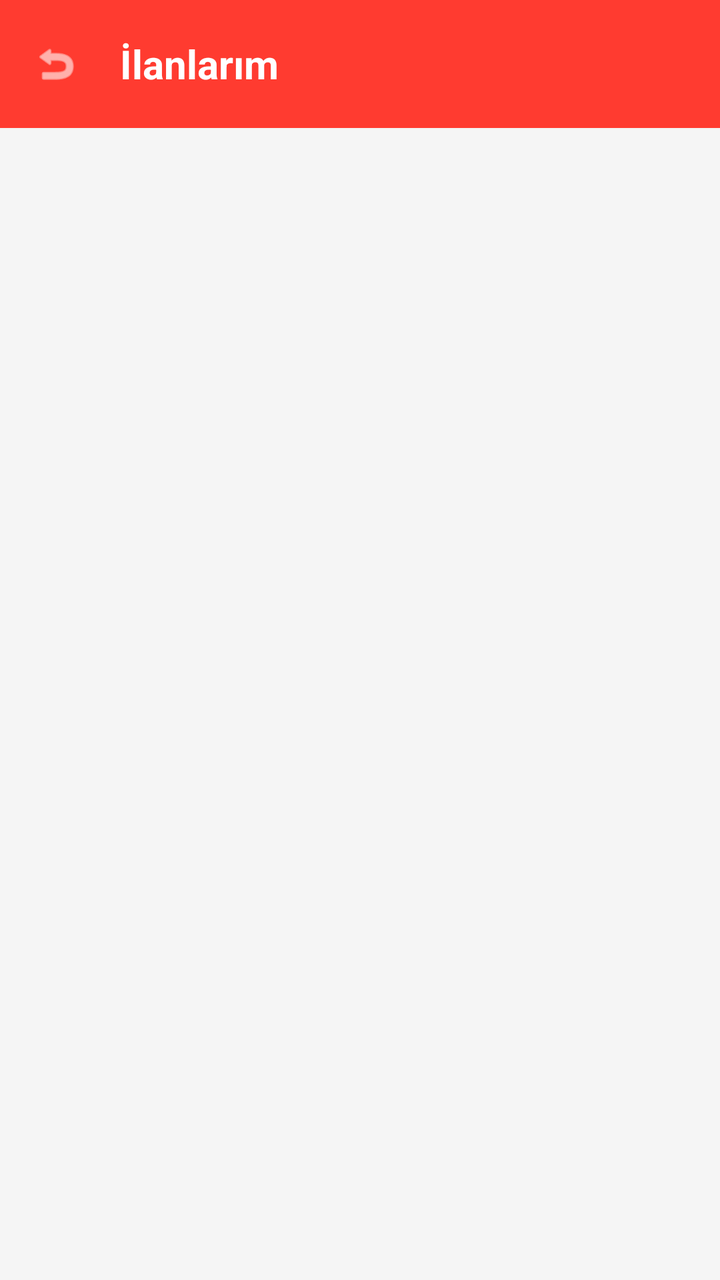
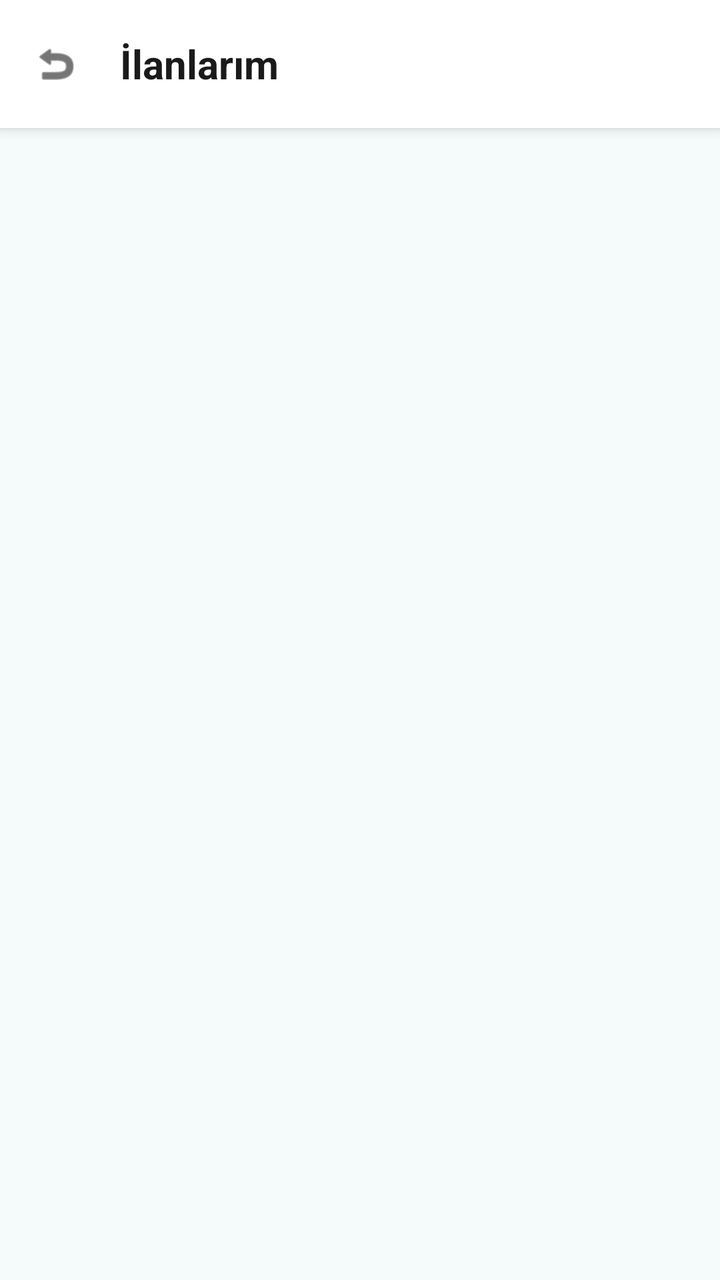

An Android layout rendered at two revisions. The XML below is the earlier revision; the diff shows what the commit changed to produce the second picture.
<!-- AndroidManifest.xml: application theme Theme.EskiEsyaSatis -->
<!-- res/layout/activity_my_listings.xml -->
<?xml version="1.0" encoding="utf-8"?>
<LinearLayout xmlns:android="http://schemas.android.com/apk/res/android"
    xmlns:app="http://schemas.android.com/apk/res-auto"
    android:layout_width="match_parent"
    android:layout_height="match_parent"
    android:orientation="vertical"
    android:fitsSystemWindows="true"
    android:background="@color/backgroundColor">

    <LinearLayout
        android:layout_width="match_parent"
        android:layout_height="?attr/actionBarSize"
        android:background="?attr/colorPrimary"
        android:orientation="horizontal"
        android:gravity="center_vertical"
        android:padding="4dp">

        <ImageView
            android:id="@+id/btnBack"
            android:layout_width="48dp"
            android:layout_height="48dp"
            android:src="@android:drawable/ic_menu_revert"
            android:padding="12dp"
            android:background="?attr/selectableItemBackgroundBorderless"
            android:clickable="true"
            android:focusable="true"
            android:contentDescription="Geri"
            app:tint="@color/white" />

        <TextView
            android:layout_width="wrap_content"
            android:layout_height="wrap_content"
            android:text="İlanlarım"
            android:textColor="@color/white"
            android:textSize="20sp"
            android:textStyle="bold"
            android:layout_marginStart="8dp" />
    </LinearLayout>

    <TextView
        android:id="@+id/tvEmptyMessage"
        android:layout_width="match_parent"
        android:layout_height="match_parent"
        android:text="Henüz ilan vermediniz."
        android:textSize="16sp"
        android:textColor="@color/textColorSecondary"
        android:gravity="center"
        android:visibility="gone" />

    <androidx.recyclerview.widget.RecyclerView
        android:id="@+id/recyclerViewMyListings"
        android:layout_width="match_parent"
        android:layout_height="0dp"
        android:layout_weight="1"
        android:padding="8dp"
        android:clipToPadding="false" />
</LinearLayout>
<!-- resources referenced by this layout -->
<resources>
  <color name="backgroundColor">#F5F5F5</color>
  <color name="textColorSecondary">#757575</color>
  <color name="white">#FFFFFFFF</color>
  <style name="Theme.EskiEsyaSatis" parent="Base.Theme.EskiEsyaSatis" />
  <style name="Base.Theme.EskiEsyaSatis" parent="Theme.Material3.DayNight.NoActionBar">
          
          <item name="colorPrimary">@color/primaryColor</item>
          <item name="colorPrimaryDark">@color/primaryDarkColor</item>
          <item name="colorOnPrimary">@color/white</item>
          <item name="android:windowBackground">@color/backgroundColor</item>
          <item name="android:textColorPrimary">@color/textColorPrimary</item>
          <item name="android:textColorSecondary">@color/textColorSecondary</item>
      </style>
  <color name="primaryColor">#FF3B30</color>
  <color name="primaryDarkColor">#C32C23</color>
  <color name="textColorPrimary">#212121</color>
</resources>

<!-- the commit's change to res/layout/activity_my_listings.xml (unified diff, before → after) -->
@@ -10,7 +10,8 @@
     <LinearLayout
         android:layout_width="match_parent"
         android:layout_height="?attr/actionBarSize"
-        android:background="?attr/colorPrimary"
+        android:background="@color/white"
+        android:elevation="4dp"
         android:orientation="horizontal"
         android:gravity="center_vertical"
         android:padding="4dp">
@@ -25,13 +26,13 @@
             android:clickable="true"
             android:focusable="true"
             android:contentDescription="Geri"
-            app:tint="@color/white" />
+            app:tint="@color/textColorPrimary" />
 
         <TextView
             android:layout_width="wrap_content"
             android:layout_height="wrap_content"
             android:text="İlanlarım"
-            android:textColor="@color/white"
+            android:textColor="@color/textColorPrimary"
             android:textSize="20sp"
             android:textStyle="bold"
             android:layout_marginStart="8dp" />
<!-- resource entries referenced after the edit -->
@@ -1,20 +1,26 @@
 <!-- resources referenced by this layout -->
 <resources>
-  <color name="backgroundColor">#F5F5F5</color>
-  <color name="textColorSecondary">#757575</color>
+  <color name="backgroundColor">#F5FAFA</color>
+  <color name="textColorSecondary">#4A4A4A</color>
   <color name="white">#FFFFFFFF</color>
   <style name="Theme.EskiEsyaSatis" parent="Base.Theme.EskiEsyaSatis" />
-  <style name="Base.Theme.EskiEsyaSatis" parent="Theme.Material3.DayNight.NoActionBar">
-          
+  <style name="Base.Theme.EskiEsyaSatis" parent="Theme.Material3.Light.NoActionBar">
           <item name="colorPrimary">@color/primaryColor</item>
           <item name="colorPrimaryDark">@color/primaryDarkColor</item>
           <item name="colorOnPrimary">@color/white</item>
+          <item name="colorAccent">@color/accentColor</item>
           <item name="android:windowBackground">@color/backgroundColor</item>
           <item name="android:textColorPrimary">@color/textColorPrimary</item>
           <item name="android:textColorSecondary">@color/textColorSecondary</item>
+          <item name="android:editTextColor">@color/textColorPrimary</item>
+          <item name="android:textColorHint">@color/textColorSecondary</item>
+          <item name="android:statusBarColor">@color/primaryDarkColor</item>
+          <item name="colorOnSurface">@color/textColorPrimary</item>
+          <item name="colorOnBackground">@color/textColorPrimary</item>
       </style>
-  <color name="primaryColor">#FF3B30</color>
-  <color name="primaryDarkColor">#C32C23</color>
-  <color name="textColorPrimary">#212121</color>
+  <color name="primaryColor">#3AAFA9</color>
+  <color name="primaryDarkColor">#2D8F8A</color>
+  <color name="accentColor">#6DC99D</color>
+  <color name="textColorPrimary">#1A1A1A</color>
 </resources>
 
